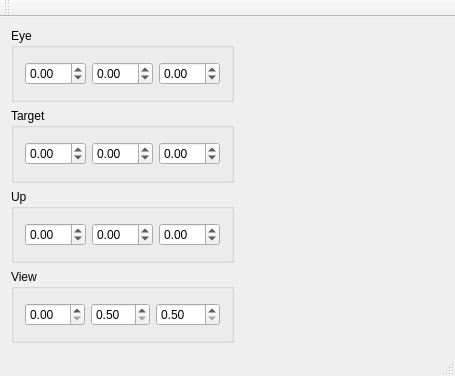
Before: the Qt Designer form grogqt/grogqt/mainwindow.ui in alban-rochel/grog, drawn with Qt 5.
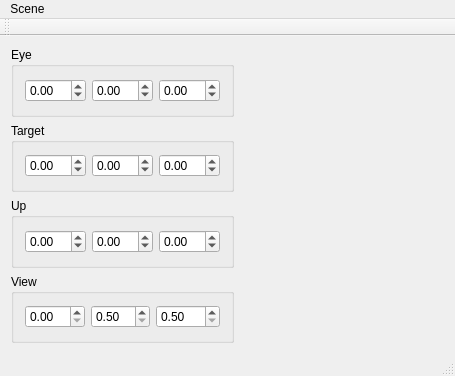
After: the same form once the commit is applied.

The edit to the form file:
```diff
--- a/grogqt/grogqt/mainwindow.ui
+++ b/grogqt/grogqt/mainwindow.ui
@@ -226,6 +226,14 @@
      <height>18</height>
     </rect>
    </property>
+   <widget class="QMenu" name="menuScene">
+    <property name="title">
+     <string>Scene</string>
+    </property>
+    <addaction name="actionDefault"/>
+    <addaction name="actionLoad"/>
+   </widget>
+   <addaction name="menuScene"/>
   </widget>
   <widget class="QToolBar" name="mainToolBar">
    <attribute name="toolBarArea">
```
Left out of the diff: 10 changed lines with no effect on the pictures.
